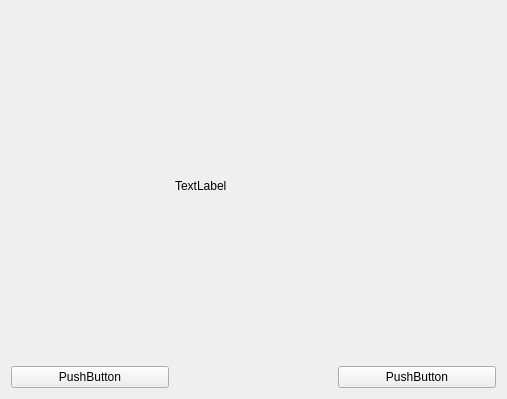
Qt form ui/confirm.ui (Ilase/xUtiles) before a commit.
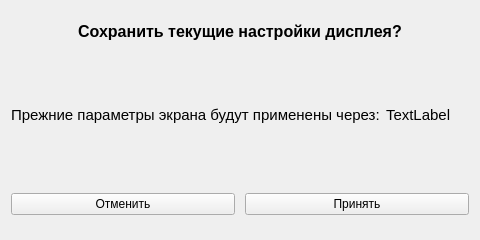
The same form after that commit.

Commit message: modal window

What changed in the file:
```diff
--- a/ui/confirm.ui
+++ b/ui/confirm.ui
@@ -1,38 +1,129 @@
 <?xml version="1.0" encoding="UTF-8"?>
 <ui version="4.0">
- <class>confirm</class>
- <widget class="QFrame" name="confirm">
+ <class>Confirm</class>
+ <widget class="QWidget" name="Confirm">
   <property name="geometry">
    <rect>
     <x>0</x>
     <y>0</y>
-    <width>507</width>
-    <height>399</height>
+    <width>480</width>
+    <height>240</height>
    </rect>
   </property>
+  <property name="sizePolicy">
+   <sizepolicy hsizetype="Fixed" vsizetype="Fixed">
+    <horstretch>0</horstretch>
+    <verstretch>0</verstretch>
+   </sizepolicy>
+  </property>
+  <property name="minimumSize">
+   <size>
+    <width>480</width>
+    <height>240</height>
+   </size>
+  </property>
+  <property name="maximumSize">
+   <size>
+    <width>480</width>
+    <height>240</height>
+   </size>
+  </property>
   <property name="windowTitle">
    <string>Frame</string>
   </property>
   <layout class="QGridLayout" name="gridLayout">
-   <item row="0" column="1">
+   <item row="0" column="0" colspan="2">
+    <widget class="QLabel" name="saveLabel">
+     <property name="maximumSize">
+      <size>
+       <width>16777215</width>
+       <height>40</height>
+      </size>
+     </property>
+     <property name="font">
+      <font>
+       <pointsize>12</pointsize>
+       <weight>75</weight>
+       <bold>true</bold>
+      </font>
+     </property>
+     <property name="text">
+      <string>Сохранить текущие настройки дисплея?</string>
+     </property>
+     <property name="alignment">
+      <set>Qt::AlignCenter</set>
+     </property>
+    </widget>
+   </item>
+   <item row="1" column="0">
     <widget class="QLabel" name="label">
+     <property name="font">
+      <font>
+       <pointsize>11</pointsize>
+      </font>
+     </property>
+     <property name="text">
+      <string>Прежние параметры экрана будут применены через:</string>
+     </property>
+    </widget>
+   </item>
+   <item row="1" column="1">
+    <widget class="QLabel" name="label_2">
+     <property name="font">
+      <font>
+       <pointsize>11</pointsize>
+      </font>
+     </property>
      <property name="text">
       <string>TextLabel</string>
      </property>
     </widget>
    </item>
-   <item row="1" column="0">
-    <widget class="QPushButton" name="pushButton">
-     <property name="text">
-      <string>PushButton</string>
+   <item row="2" column="0" colspan="2">
+    <widget class="QFrame" name="frame">
+     <property name="maximumSize">
+      <size>
+       <width>16777215</width>
+       <height>50</height>
+      </size>
      </property>
-    </widget>
-   </item>
-   <item row="1" column="2">
-    <widget class="QPushButton" name="pushButton_2">
-     <property name="text">
-      <string>PushButton</string>
+     <property name="frameShape">
+      <enum>QFrame::NoFrame</enum>
      </property>
+     <property name="frameShadow">
+      <enum>QFrame::Raised</enum>
+     </property>
+     <layout class="QHBoxLayout" name="horizontalLayout">
+      <property name="spacing">
+       <number>10</number>
+      </property>
+      <property name="leftMargin">
+       <number>0</number>
+      </property>
+      <property name="topMargin">
+       <number>0</number>
+      </property>
+      <property name="rightMargin">
+       <number>0</number>
+      </property>
+      <property name="bottomMargin">
+       <number>0</number>
+      </property>
+      <item>
+       <widget class="QPushButton" name="cancelButton">
+        <property name="text">
+         <string>Отменить</string>
+        </property>
+       </widget>
+      </item>
+      <item>
+       <widget class="QPushButton" name="applyButton">
+        <property name="text">
+         <string>Принять</string>
+        </property>
+       </widget>
+      </item>
+     </layout>
     </widget>
    </item>
   </layout>
```
Left out of the diff: 2 changed lines with no effect on the pictures. The commit also changes 6 other files.
